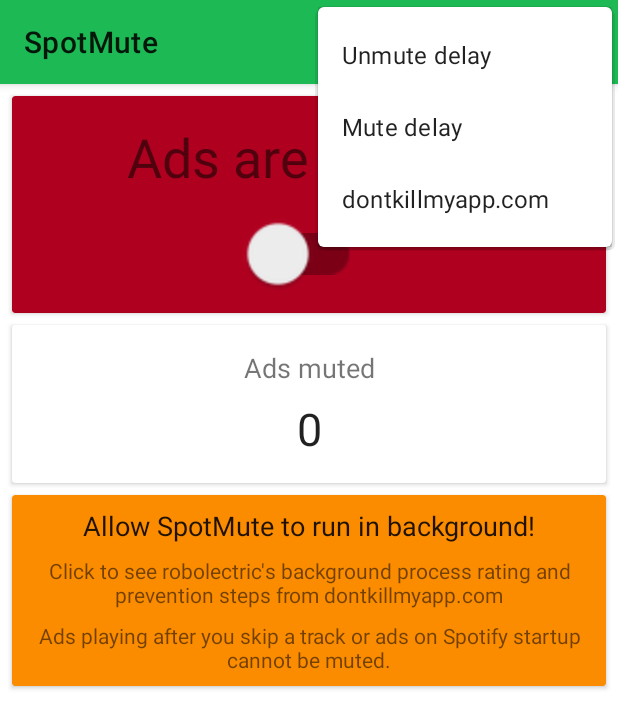
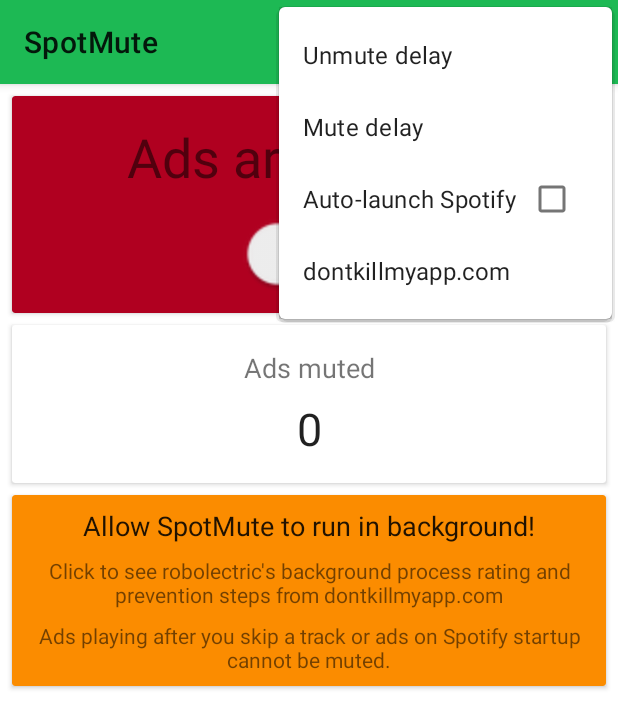
Before and after one commit to samu-developments/SpotMute, an Android app: the screen it shows after launch (MainActivity), with the options menu open, on a phone screen of 412 x 824 dp. Shown: the top 728 px of the screen. Run offline under Robolectric (Android 15) with nearby library versions, the phone set to English and light mode, and no system bars; libraries missing offline, so code that uses them is left out: com.g00fy2.versioncompare; 1 statement that could not run was skipped.

Commit message:
Add option to auto launch Spotify on app startup

```diff
--- a/app/src/main/java/com/developments/samu/muteforspotify/MainActivity.kt
+++ b/app/src/main/java/com/developments/samu/muteforspotify/MainActivity.kt
@@ -9,6 +9,7 @@ import android.os.Build
 import android.os.Bundle
 import android.os.Handler
 import android.os.Looper
+import android.util.Log
 import android.view.Menu
 import android.view.MenuItem
 import androidx.appcompat.app.AppCompatActivity
@@ -83,8 +84,8 @@ class MainActivity : AppCompatActivity(), BroadcastDialogFragment.BroadcastDialo
         isPackageInstalled(packageManager, Spotify.PACKAGE_NAME) ->
             showDialog(BroadcastDialogFragment(), BroadcastDialogFragment.TAG)
         isPackageInstalled(packageManager, Spotify.PACKAGE_NAME_LITE) ->
-            showDialog(SpotifyNotInstalledDialogFragment(), SpotifyNotInstalledDialogFragment.TAG)
-        else -> showDialog(SpotifyLiteDialogFragment(), SpotifyLiteDialogFragment.TAG)
+            showDialog(SpotifyLiteDialogFragment(), SpotifyLiteDialogFragment.TAG)
+        else -> showDialog(SpotifyNotInstalledDialogFragment(), SpotifyNotInstalledDialogFragment.TAG)
     }
 
     private fun showDialog(dialog: DialogFragment, tag: String) {
@@ -92,13 +93,27 @@ class MainActivity : AppCompatActivity(), BroadcastDialogFragment.BroadcastDialo
         dialog.show(supportFragmentManager, tag)
     }
 
+    override fun onNewIntent(intent: Intent?) {
+        super.onNewIntent(intent)
+        setIntent(intent)
+    }
+
     override fun onResume() {
         super.onResume()
+        intent.extras?.keySet()?.contains(LoggerService.NOTIFICATION_KEY) ?: let {
+            if (prefs.getBoolean(PREF_KEY_LAUNCH_SPOTIFY_KEY, PREF_KEY_LAUNCH_SPOTIFY_DEFAULT)) {
+                packageManager.getLaunchIntentForPackage(Spotify.PACKAGE_NAME)?.let {
+                    startActivity(it)
+                }
+            }
+        }
+        intent.removeExtra(LoggerService.NOTIFICATION_KEY)
 
         val adsMuted = prefs.getInt(PREF_KEY_ADS_MUTED_COUNTER, 0)
         tv_ad_counter.text = getString(R.string.mute_info_ad_counter, adsMuted)
         if (prefs.getBoolean(IS_FIRST_LAUNCH_KEY, true)) showCompatibilityDialog()
         else setToggleEnabled()
+
     }
 
     override fun onCreateOptionsMenu(menu: Menu): Boolean {
@@ -115,6 +130,12 @@ class MainActivity : AppCompatActivity(), BroadcastDialogFragment.BroadcastDialo
                     startActivity(Intent(Intent.ACTION_VIEW, Uri.parse(AppUtil.DKMA_URL)))
                     true
                 }
+            }
+            findItem(R.id.menu_launch_spotify).apply {
+                isChecked = prefs.getBoolean(
+                    PREF_KEY_LAUNCH_SPOTIFY_KEY,
+                    PREF_KEY_LAUNCH_SPOTIFY_DEFAULT
+                )
             }
             if (supportsSkip(packageManager)) {
                 findItem(R.id.menu_skip).apply {
@@ -133,6 +154,11 @@ class MainActivity : AppCompatActivity(), BroadcastDialogFragment.BroadcastDialo
             }
             R.id.menu_delay_mute -> {
                 showDialog(DelayMuteDialogFragment(), DelayMuteDialogFragment.TAG)
+                true
+            }
+            R.id.menu_launch_spotify -> {
+                item.isChecked = !item.isChecked  // pressing checkbox toggles it
+                prefs.edit(true) { putBoolean(PREF_KEY_LAUNCH_SPOTIFY_KEY, item.isChecked) }
                 true
             }
             R.id.menu_skip -> {
@@ -200,6 +226,8 @@ class MainActivity : AppCompatActivity(), BroadcastDialogFragment.BroadcastDialo
     companion object {
         const val IS_FIRST_LAUNCH_KEY = "first_launch"
         const val PREF_KEY_ADS_MUTED_COUNTER = "ads_muted_counter"
+        const val PREF_KEY_LAUNCH_SPOTIFY_KEY = "launch_spotify"
+        const val PREF_KEY_LAUNCH_SPOTIFY_DEFAULT = false
 
     }
 }
--- a/app/src/main/java/com/developments/samu/muteforspotify/data/Song.kt
+++ b/app/src/main/java/com/developments/samu/muteforspotify/data/Song.kt
@@ -15,5 +15,4 @@ data class Song(
         val timeRemaining = (length - playbackPosition).toLong()
         val timeFinish = timeSent + timeRemaining
         fun propagation() = System.currentTimeMillis() - timeSent
-
 }
--- a/app/src/main/java/com/developments/samu/muteforspotify/service/LoggerService.kt
+++ b/app/src/main/java/com/developments/samu/muteforspotify/service/LoggerService.kt
@@ -56,6 +56,7 @@ class LoggerService : Service() {
             0,
             Intent(this, MainActivity::class.java).apply {
                 flags = Intent.FLAG_ACTIVITY_SINGLE_TOP
+                putExtra(NOTIFICATION_KEY, NOTIFICATION_ID)
             },
             PendingIntent.FLAG_UPDATE_CURRENT
         )
--- a/app/src/main/res/menu/main_menu.xml
+++ b/app/src/main/res/menu/main_menu.xml
@@ -10,6 +10,11 @@
         android:title="@string/menu_mute_delay"
         app:showAsAction="never" />
     <item
+        android:id="@+id/menu_launch_spotify"
+        android:checkable="true"
+        android:title="@string/menu_launch_spotify"
+        app:showAsAction="never" />
+    <item
         android:id="@+id/menu_skip"
         android:checkable="true"
         android:title="@string/menu_enable_skip"
--- a/app/src/main/res/values/strings.xml
+++ b/app/src/main/res/values/strings.xml
@@ -57,6 +57,7 @@
 
     <!-- Widget -->
     <string name="widget_content_description">Mute widget</string>
+    <string name="menu_launch_spotify">Auto-launch Spotify</string>
 
 
 </resources>
```
